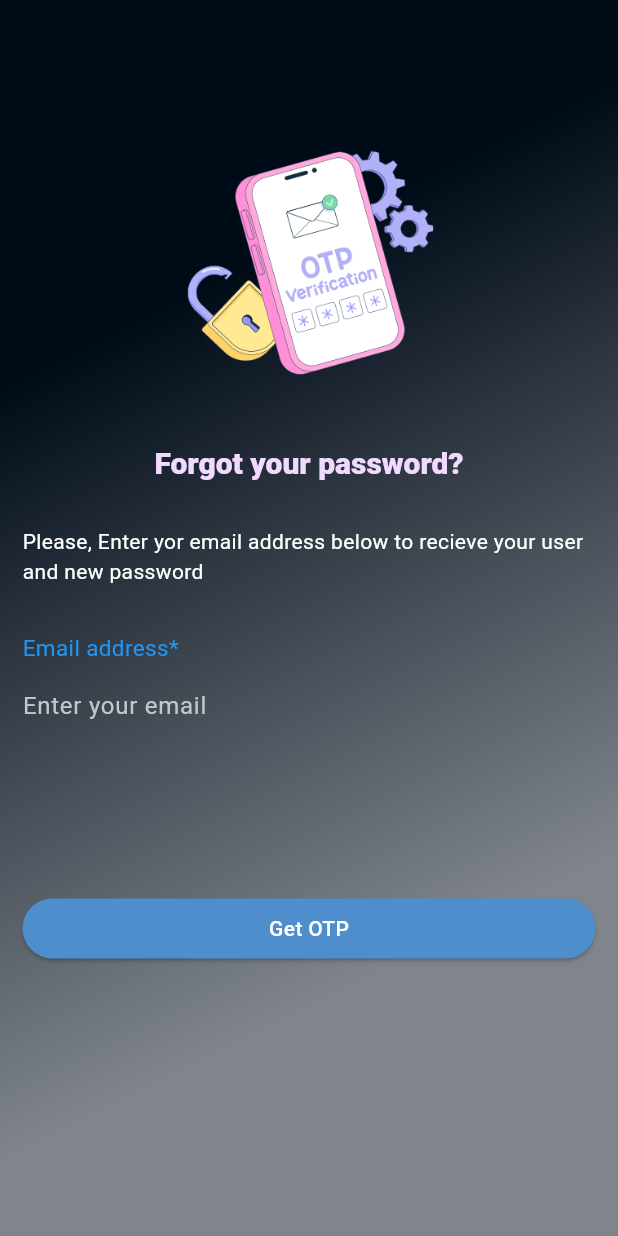
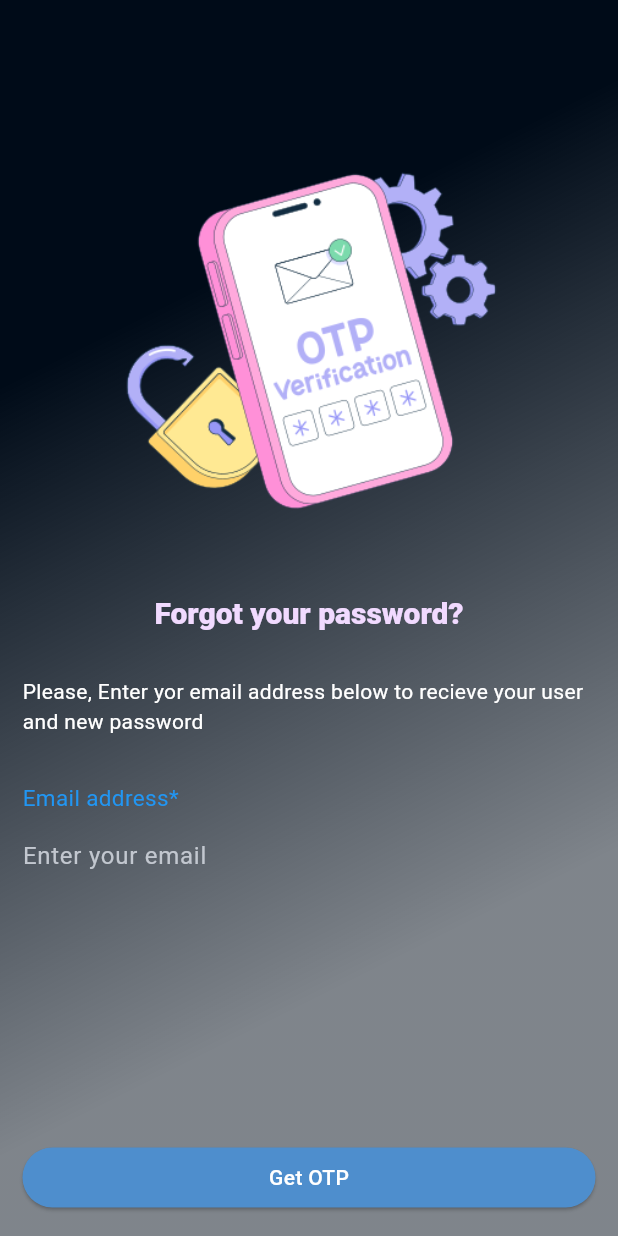
Before and after one commit to stuverse/stuverse, a Flutter app: the ForgotPasswordScreen screen opened by its route, on a phone screen of 412 x 824 dp. Run offline on Flutter 3.47's test engine with Material 3 defaults, Android fonts, the light colour scheme and no system bars; our stand-ins replace bloc, dio, flex_color_scheme, flutter_bloc, go_router, shared_preferences; accounts and stored records are empty.

Commit message:
#33 issue solved

```diff
--- a/lib/features/common/auth/auth.dart
+++ b/lib/features/common/auth/auth.dart
@@ -1,2 +1,3 @@
+export 'views/forgot_password_screen.dart';
 export 'views/signin_screen.dart';
 export 'views/signup_screen.dart';
--- a/lib/features/common/auth/views/forgot_password_screen.dart
+++ b/lib/features/common/auth/views/forgot_password_screen.dart
@@ -10,6 +10,7 @@ class ForgotPasswordScreen extends StatelessWidget {
   @override
   Widget build(BuildContext context) {
     return Scaffold(
+        resizeToAvoidBottomInset: false,
         extendBodyBehindAppBar: true,
         backgroundColor: Colors.transparent,
         appBar: AppBar(
@@ -24,7 +25,7 @@ class ForgotPasswordScreen extends StatelessWidget {
             children: [
               Image.asset(
                 'assets/common/otp3.png',
-                height: 200,
+                height: 300,
               ),
               SizedBox(
                 height: 25,
@@ -68,6 +69,8 @@ class ForgotPasswordScreen extends StatelessWidget {
                 SizedBox(
                   height: 100,
                 ),
+              ]),
+              Spacer(),
               ElevatedButton(
                 onPressed: () {},
                 style: ElevatedButton.styleFrom(
@@ -88,7 +91,6 @@ class ForgotPasswordScreen extends StatelessWidget {
                   ),
                 ),
               ),
-              ]),
             ],
           ),
         ))));
```
Also changed, not shown: assets/common/otp.png (deleted), assets/common/otp_2.png (deleted). Lines whose indentation alone changed are shown as unchanged.
